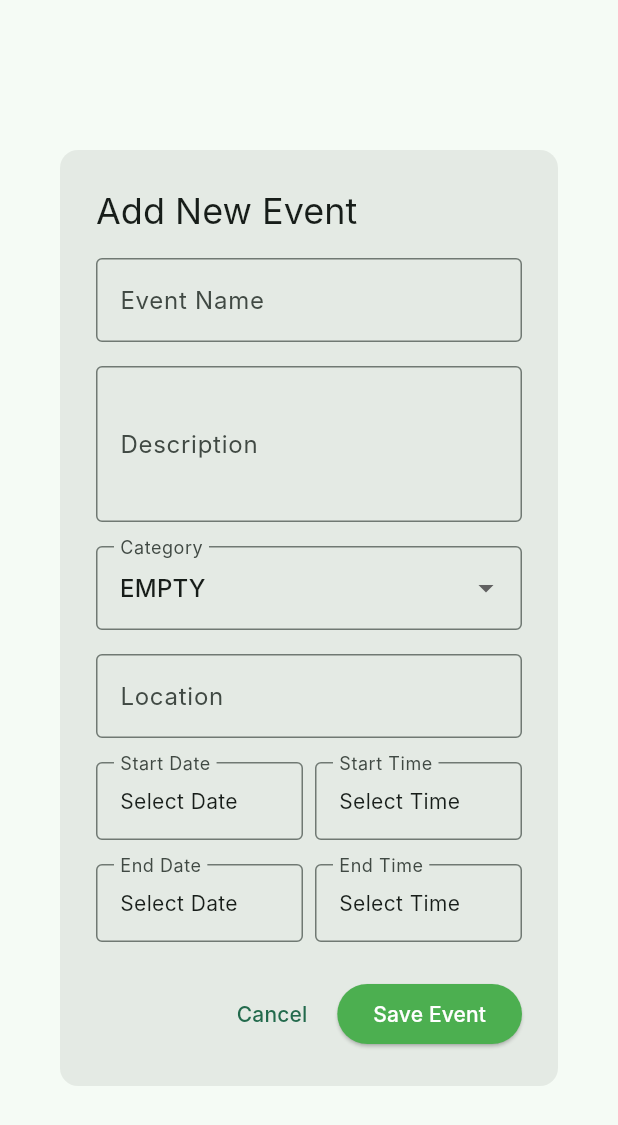
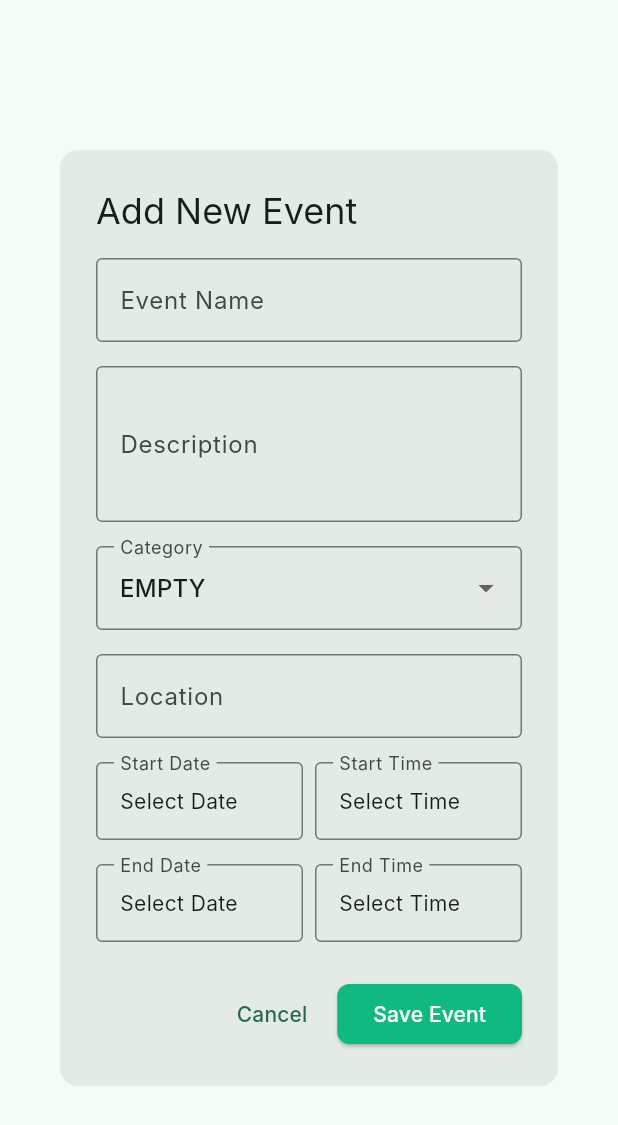
Before and after one commit to nurhaziqharis/masjid_management_flutter, a Flutter app: the EventFormDialog widget shown alone on an empty page, opened directly, on a phone screen of 412 x 824 dp. Shown: the top 1125 px of the screen. Run offline on Flutter 3.47's test engine with Material 3 defaults, Android fonts, the phone set to English and light mode, and no system bars; our stand-ins replace go_router; Roboto replaces fonts that are missing (Inter).

Commit message:
Refactor event new edit popup page Remove runApp function in new edit popup page

```diff
--- a/lib/enums/enums.dart
+++ b/lib/enums/enums.dart
@@ -1 +1,9 @@
-enum Category { FESTIVAL, KNOWLEDGE_SHARING, ROUTINE, SEMINAR, EMPTY }
+enum Category {
+  EMPTY,
+  PRAYER,
+  EDUCATION,
+  COMMUNITY,
+  CHARITY,
+  YOUTH,
+  WOMEN
+}
--- a/lib/pages/popup/event_popup_new_edit.dart
+++ b/lib/pages/popup/event_popup_new_edit.dart
@@ -1,24 +1,10 @@
 import 'dart:convert';
 import 'package:flutter/material.dart';
 import 'package:http/http.dart' as http;
+import 'package:masjid_management_flutter/styles/masjid_button_style.dart';
+import '../../enums/enums.dart';
 
-// Example enums
-enum Category {
-  EMPTY,
-  PRAYER,
-  EDUCATION,
-  COMMUNITY,
-  CHARITY,
-  YOUTH,
-  WOMEN
-}
-
-// Main App
-void main() {
-  runApp(MyApp());
-}
-
-class MyApp extends StatelessWidget {
+class EventPopupNewEdit extends StatelessWidget {
   @override
   Widget build(BuildContext context) {
     return MaterialApp(
@@ -232,10 +218,7 @@ class EventFormDialogState extends State<EventFormDialog> {
         ElevatedButton(
           onPressed: _saveEvent,
           child: Text('Save Event'),
-          style: ElevatedButton.styleFrom(
-            backgroundColor: Colors.green,
-            foregroundColor: Colors.white,
-          ),
+          style: MasjidButtonStyle.greenButtonMasjid,
         ),
       ],
     );
```
